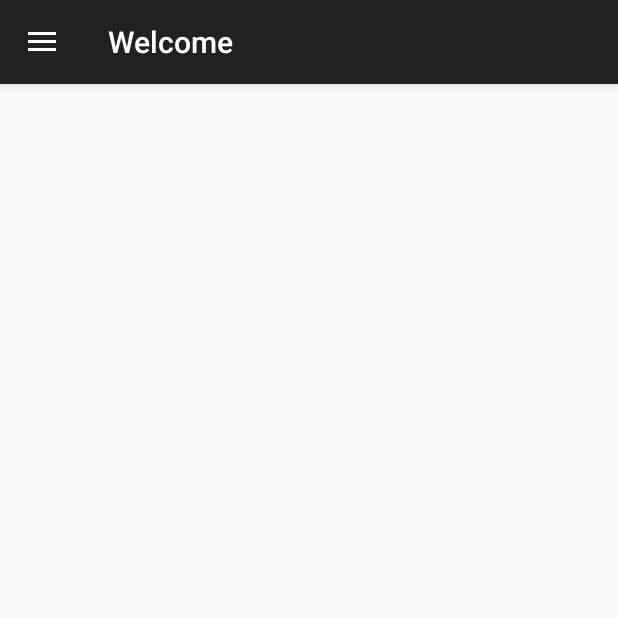
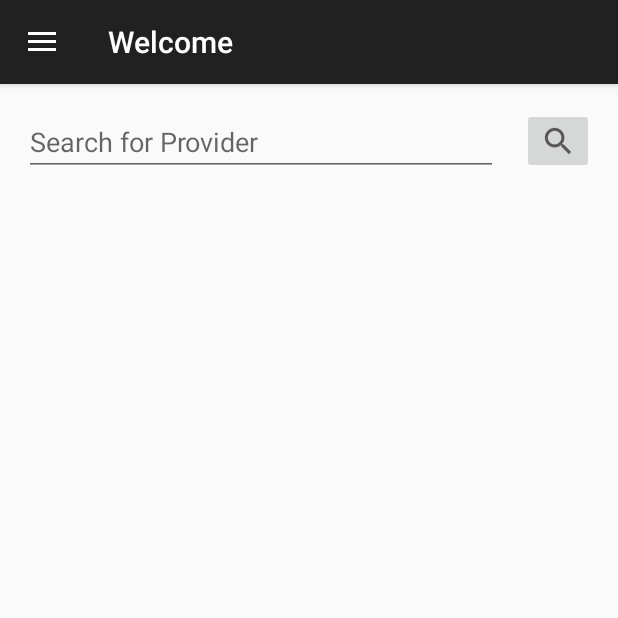
Before and after one commit to qbit-0/Congressional-App-Challenge, an Android app: the fragment SearchFragment placed in its activity, on a phone screen of 412 x 824 dp, the top half of it. Run offline under Robolectric (Android 15) with nearby library versions, the phone set to English and light mode, and no system bars; 1 statement that could not run was skipped.

Commit message:
Search text and icon.

```diff
--- a/ServiceNet/app/src/main/res/layout/search.xml
+++ b/ServiceNet/app/src/main/res/layout/search.xml
@@ -1,6 +1,32 @@
 <?xml version="1.0" encoding="utf-8"?>
-<RelativeLayout xmlns:android="http://schemas.android.com/apk/res/android"
-                android:layout_width="match_parent"
-                android:layout_height="match_parent">
+<android.support.constraint.ConstraintLayout
+    xmlns:android="http://schemas.android.com/apk/res/android"
+    xmlns:app="http://schemas.android.com/apk/res-auto"
+    xmlns:tools="http://schemas.android.com/tools"
+    android:layout_width="match_parent"
+    android:layout_height="match_parent">
 
-</RelativeLayout>
+    <EditText
+        android:id="@+id/editText"
+        android:layout_width="0dp"
+        android:layout_height="wrap_content"
+        android:layout_marginEnd="16dp"
+        android:layout_marginStart="16dp"
+        android:layout_marginTop="16dp"
+        android:ems="10"
+        android:hint="@string/search_hint"
+        android:inputType="textPersonName"
+        app:layout_constraintEnd_toStartOf="@+id/imageButton"
+        app:layout_constraintStart_toStartOf="parent"
+        app:layout_constraintTop_toTopOf="parent"/>
+
+    <ImageButton
+        android:id="@+id/imageButton"
+        android:layout_width="wrap_content"
+        android:layout_height="wrap_content"
+        android:layout_marginEnd="16dp"
+        android:layout_marginTop="16dp"
+        app:layout_constraintEnd_toEndOf="parent"
+        app:layout_constraintTop_toTopOf="parent"
+        app:srcCompat="?android:attr/actionModeWebSearchDrawable"/>
+</android.support.constraint.ConstraintLayout>
--- a/ServiceNet/app/src/main/res/values/strings.xml
+++ b/ServiceNet/app/src/main/res/values/strings.xml
@@ -16,4 +16,5 @@
     <string name="nav_profile_label">Profile</string>
     <string name="nav_settings_label">Settings</string>
     <string name="nav_welcome_label">Welcome</string>
+    <string name="search_hint">Search for Provider</string>
 </resources>
```
